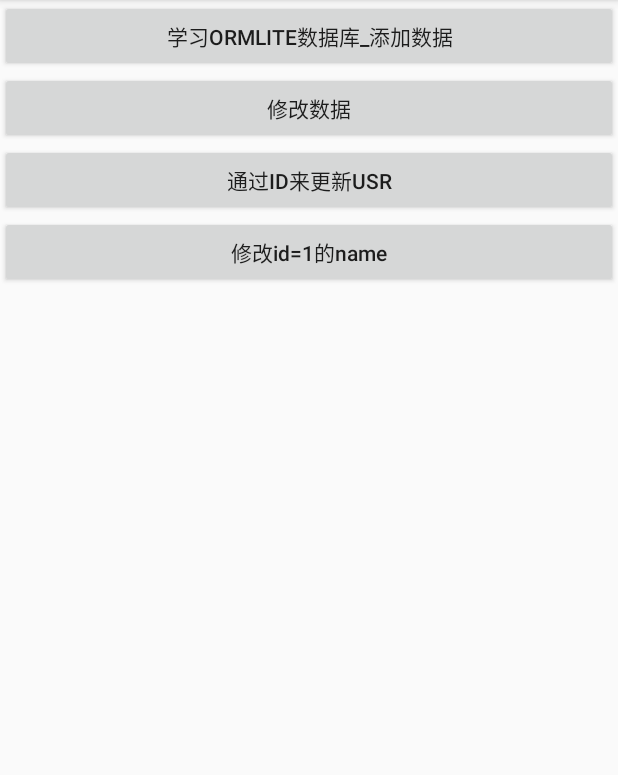
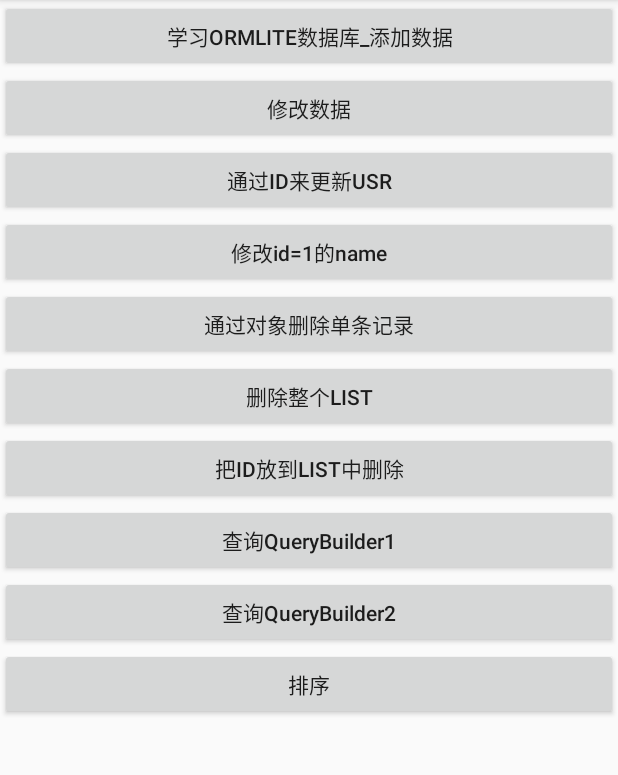
Before and after one commit to dearHaoGeGe/SimpleSample, an Android app: the ORMLiteActivity screen opened directly, with no data from a screen before it, on a phone screen of 412 x 824 dp, the part 84-859 px from its top. Run offline under Robolectric (Android 15) with nearby library versions, the phone set to English and light mode, and no system bars; libraries missing offline, so code that uses them is left out: com.orhanobut.logger.

Commit message:
学习ORMLite

```diff
--- a/app/src/main/java/com/my/simplesampletest/ormlitedemo/ORMLiteActivity.java
+++ b/app/src/main/java/com/my/simplesampletest/ormlitedemo/ORMLiteActivity.java
@@ -3,18 +3,26 @@
 import android.os.Bundle;
 import android.view.View;
 import android.widget.Button;
+import android.widget.Toast;
 
 import com.my.simplesampletest.R;
 import com.my.simplesampletest.base.BaseActivity;
 import com.orhanobut.logger.Logger;
 
+import java.util.ArrayList;
+import java.util.List;
+
 /**
+ * 官网：http://ormlite.com/
+ *
  * Created by YJH on 2016/6/17.
  */
 public class ORMLiteActivity extends BaseActivity implements View.OnClickListener {
 
     private Button btn_add_ORMLiteAct,btn_update_ORMLiteAct,btn_updateById_ORMLiteAct,
-            btn_updateID_1_ORMLiteAct;
+            btn_updateID_1_ORMLiteAct,btn_del_one_ORMLiteAct,btn_del_List_ORMLiteAct,
+            btn_del_ListID_ORMLiteAct,btn_QueryBuilder_ORMLiteAct,btn_QueryBuilder2_ORMLiteAct,
+            btn_orderBy_ORMLiteAct;
     private UserDao userDao;
 
     @Override
@@ -32,11 +40,23 @@
         btn_update_ORMLiteAct= (Button) findViewById(R.id.btn_update_ORMLiteAct);
         btn_updateById_ORMLiteAct= (Button) findViewById(R.id.btn_updateById_ORMLiteAct);
         btn_updateID_1_ORMLiteAct= (Button) findViewById(R.id.btn_updateID_1_ORMLiteAct);
+        btn_del_one_ORMLiteAct= (Button) findViewById(R.id.btn_del_one_ORMLiteAct);
+        btn_del_List_ORMLiteAct= (Button) findViewById(R.id.btn_del_List_ORMLiteAct);
+        btn_del_ListID_ORMLiteAct= (Button) findViewById(R.id.btn_del_ListID_ORMLiteAct);
+        btn_QueryBuilder_ORMLiteAct= (Button) findViewById(R.id.btn_QueryBuilder_ORMLiteAct);
+        btn_QueryBuilder2_ORMLiteAct= (Button) findViewById(R.id.btn_QueryBuilder2_ORMLiteAct);
+        btn_orderBy_ORMLiteAct= (Button) findViewById(R.id.btn_orderBy_ORMLiteAct);
 
         btn_update_ORMLiteAct.setOnClickListener(this);
         btn_add_ORMLiteAct.setOnClickListener(this);
         btn_updateById_ORMLiteAct.setOnClickListener(this);
         btn_updateID_1_ORMLiteAct.setOnClickListener(this);
+        btn_del_one_ORMLiteAct.setOnClickListener(this);
+        btn_del_List_ORMLiteAct.setOnClickListener(this);
+        btn_del_ListID_ORMLiteAct.setOnClickListener(this);
+        btn_QueryBuilder_ORMLiteAct.setOnClickListener(this);
+        btn_QueryBuilder2_ORMLiteAct.setOnClickListener(this);
+        btn_orderBy_ORMLiteAct.setOnClickListener(this);
     }
 
     @Override
@@ -81,6 +101,58 @@
                 user9.setId(1L);
                 userDao.updateUserByBuilder(user9);
                 break;
+
+            case R.id.btn_del_one_ORMLiteAct:
+                Toast.makeText(ORMLiteActivity.this, "点击了~", Toast.LENGTH_SHORT).show();
+                User user10=new User("周永康","。。。");
+                user10.setId(6L);
+                userDao.deleteUser(user10);
+                break;
+
+            case R.id.btn_del_List_ORMLiteAct:
+                Toast.makeText(ORMLiteActivity.this, "点击了~", Toast.LENGTH_SHORT).show();
+                List<User> userList=new ArrayList<>();
+
+                User user11 = new User("张三","大连人");user11.setId(1L);
+                User user12 = new User("Tom","加州人");user12.setId(3L);
+                User user13 = new User("张三","大连人");user13.setId(4L);
+                User user14 = new User("孙先生","台湾人");user14.setId(5L);
+                userList.add(user11);
+                userList.add(user12);
+                userList.add(user13);
+                userList.add(user14);
+
+                userDao.deleteMuUser(userList);
+
+                break;
+
+            case R.id.btn_del_ListID_ORMLiteAct:
+                Toast.makeText(ORMLiteActivity.this, "点击了！", Toast.LENGTH_SHORT).show();
+
+                List<Long> ids=new ArrayList<>();
+                ids.add(2L);
+                ids.add(6L);
+
+                userDao.deleteUserByIDs(ids);
+                break;
+
+            case R.id.btn_QueryBuilder_ORMLiteAct:
+                Toast.makeText(ORMLiteActivity.this, "点击了！", Toast.LENGTH_SHORT).show();
+                List<User> list = userDao.queryBuilder1();
+                Logger.d("查询条件一",""+list.toString());
+                break;
+
+            case R.id.btn_QueryBuilder2_ORMLiteAct:
+                Toast.makeText(ORMLiteActivity.this, "点击了！", Toast.LENGTH_SHORT).show();
+                List<User> list2 = userDao.queryBuilder2();
+                Logger.d("查询条件二",""+list2.toString());
+                break;
+
+            case R.id.btn_orderBy_ORMLiteAct:
+                Toast.makeText(ORMLiteActivity.this, "点击了！", Toast.LENGTH_SHORT).show();
+                List<User> list3 = userDao.queryBuilder3();
+                Logger.d("排序",""+list3.toString());
+                break;
         }
     }
 }
--- a/app/src/main/res/layout/activity_ormlite.xml
+++ b/app/src/main/res/layout/activity_ormlite.xml
@@ -1,8 +1,12 @@
 <?xml version="1.0" encoding="utf-8"?>
-<RelativeLayout xmlns:android="http://schemas.android.com/apk/res/android"
+<ScrollView xmlns:android="http://schemas.android.com/apk/res/android"
     android:layout_width="match_parent"
     android:layout_height="match_parent"
     android:orientation="vertical">
+
+    <RelativeLayout
+        android:layout_width="match_parent"
+        android:layout_height="match_parent">
 
         <Button
             android:id="@+id/btn_add_ORMLiteAct"
@@ -33,4 +37,55 @@
             android:text="修改id=1的name"
             android:textAllCaps="false" />
 
+        <Button
+            android:id="@+id/btn_del_one_ORMLiteAct"
+            android:layout_width="match_parent"
+            android:layout_height="wrap_content"
+            android:layout_below="@+id/btn_updateID_1_ORMLiteAct"
+            android:layout_centerHorizontal="true"
+            android:text="通过对象删除单条记录" />
+
+        <Button
+            android:id="@+id/btn_del_List_ORMLiteAct"
+            android:layout_width="match_parent"
+            android:layout_height="wrap_content"
+            android:layout_below="@+id/btn_del_one_ORMLiteAct"
+            android:layout_centerHorizontal="true"
+            android:text="删除整个List" />
+
+        <Button
+            android:id="@+id/btn_del_ListID_ORMLiteAct"
+            android:layout_width="match_parent"
+            android:layout_height="wrap_content"
+            android:layout_below="@+id/btn_del_List_ORMLiteAct"
+            android:layout_centerHorizontal="true"
+            android:text="把id放到List中删除" />
+
+        <Button
+            android:id="@+id/btn_QueryBuilder_ORMLiteAct"
+            android:layout_width="match_parent"
+            android:layout_height="wrap_content"
+            android:layout_below="@+id/btn_del_ListID_ORMLiteAct"
+            android:text="查询QueryBuilder1"
+            android:textAllCaps="false" />
+
+        <Button
+            android:id="@+id/btn_QueryBuilder2_ORMLiteAct"
+            android:layout_width="match_parent"
+            android:layout_height="wrap_content"
+            android:layout_below="@+id/btn_QueryBuilder_ORMLiteAct"
+            android:text="查询QueryBuilder2"
+            android:textAllCaps="false" />
+
+        <Button
+            android:id="@+id/btn_orderBy_ORMLiteAct"
+            android:layout_width="match_parent"
+            android:layout_height="wrap_content"
+            android:layout_below="@+id/btn_QueryBuilder2_ORMLiteAct"
+            android:text="排序"
+            android:textAllCaps="false" />
+
     </RelativeLayout>
+
+
+</ScrollView>
```
Also changed, not shown: app/src/main/java/com/my/simplesampletest/ormlitedemo/User.java (+9 -0 lines), app/src/main/java/com/my/simplesampletest/ormlitedemo/UserDao.java (+91 -10 lines). Lines whose indentation alone changed are shown as unchanged.
